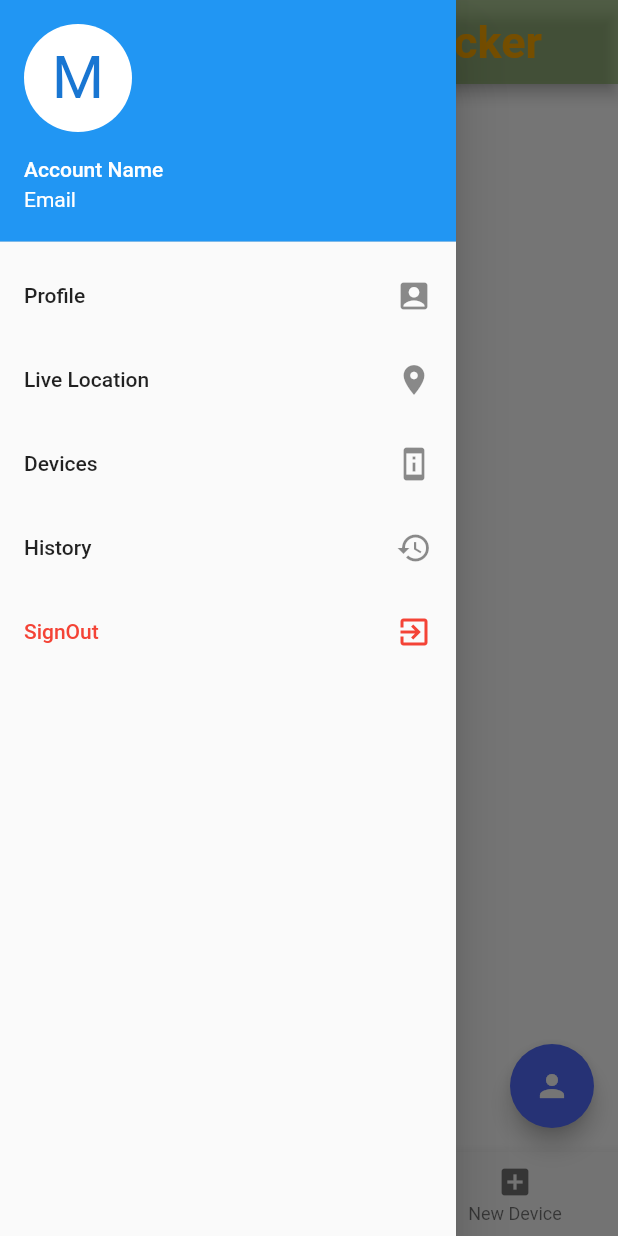
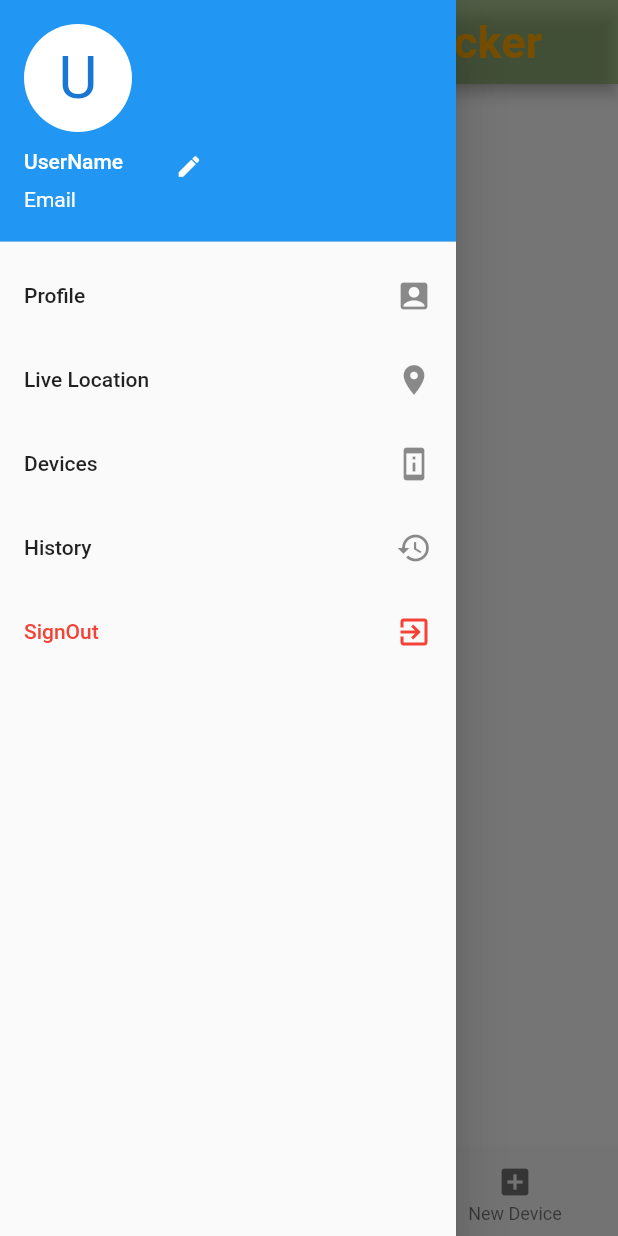
Before and after one commit to mohammad93arnous/PKT, a Flutter app: the UserPof screen opened directly, with the side drawer open, on a phone screen of 412 x 824 dp. Run offline on Flutter 3.47's test engine with Material 2 defaults, Android fonts, the phone set to English and light mode, and no system bars; our stand-ins replace cloud_firestore, email_validator, firebase_auth, firebase_database, flushbar, flutter_speed_dial and 4 more; missing offline and left inert: barcode_scan, flutter_polyline_points, map_view, passwordfield; accounts and stored records are empty.

Commit message:
Adding ChangeUserNameBottom Sheet

```diff
--- a/lib/HomePage.dart
+++ b/lib/HomePage.dart
@@ -251,6 +251,7 @@ height: 200,
                     Navigator.of(context).push(MaterialPageRoute(
                         builder: (BuildContext context) =>
                             UserPof(
+                              uID: userId,
                               accountName: widget.accountName,
                               email: widget.email,
                               deviceName:widget.deviceName,
--- /dev/null
+++ b/lib/models/CustomText.dart
@@ -0,0 +1,24 @@
+import 'package:flutter/material.dart';
+
+class CustomTextStyle {
+  static var textFormFieldRegular = TextStyle(
+      fontSize: 16,
+      fontFamily: "Helvetica",
+      color: Colors.black,
+      fontWeight: FontWeight.w400);
+
+  static var textFormFieldLight =
+  textFormFieldRegular.copyWith(fontWeight: FontWeight.w200);
+
+  static var textFormFieldMedium =
+  textFormFieldRegular.copyWith(fontWeight: FontWeight.w500);
+
+  static var textFormFieldSemiBold =
+  textFormFieldRegular.copyWith(fontWeight: FontWeight.w600);
+
+  static var textFormFieldBold =
+  textFormFieldRegular.copyWith(fontWeight: FontWeight.w700);
+
+  static var textFormFieldBlack =
+  textFormFieldRegular.copyWith(fontWeight: FontWeight.w900);
+}
--- a/lib/userProfile.dart
+++ b/lib/userProfile.dart
@@ -1,3 +1,4 @@
+import 'package:cloud_firestore/cloud_firestore.dart';
 import 'package:firebase_auth/firebase_auth.dart';
 import 'package:flushbar/flushbar.dart';
 import 'package:flutter/cupertino.dart';
@@ -18,63 +19,184 @@ import 'package:flutter/cupertino.dart';
 import 'DeviceInfo.dart';
 import 'flutter_maps/google_map/showMap.dart';
 import 'LinkWithEmail.dart';
+import 'models/CustomText.dart';
 
 
 class UserPof extends StatefulWidget {
-  UserPof( {this.deviceName,this.deviceSerial,this.accountName,this.email});
+  UserPof( {this.uID,this.deviceName,this.deviceSerial,this.accountName,this.email});
   @override
   State<StatefulWidget> createState() => new _UserPofState();
-  final String deviceName;
-  final String deviceSerial;
-  final String accountName;
-  final String email;
+  String uID;
+   String deviceName;
+   String deviceSerial;
+   String accountName;
+   String email;
+
 }
+class _UserPofState extends State<UserPof> {
+   GlobalKey<ScaffoldState> _scaffoldKey = new GlobalKey<ScaffoldState>();
+  String uID;
+  String email='Email';
+  String userName='UserName';
+  bool dataFetched=false;
+  DocumentSnapshot userData;
+  FirebaseUser user;
+   String editedUserName;
 
-class _UserPofState extends State<UserPof> {
-//String accountName2=widget.accountName;
-//String accountEmail="Email";
   @override
   void initState() {
+    setState(() {
+      uID=widget.uID;
+    });
+      getUserInfo();
     super.initState();
   }
 
-//void _userNameLog(){
-//    setState(() {
-//      if(widget.accountName.isNotEmpty){
-//        accountName=widget.accountName;
-//
-//      }
-//    });
-//}
 
-//void _userEmailLog(){
-//  setState(() {
-//    if(widget.email.isNotEmpty){
-//      accountEmail=widget.email;
-//
-//    }
-//  });
-//}
+  getUserInfo()async{
+    userData=await Firestore.instance.collection('UsersAccount').document(uID).get().whenComplete((){
+      setState(() {
+        dataFetched=true;
+      });
+    });
+    setState(() {
+      userName=userData.data['AccountName'];
+      email=userData.data['Email'];
+    });
+  }
+
+showEditUserNameBottomSheet(BuildContext context) {
+  return _scaffoldKey.currentState.showBottomSheet((context) {
+    return Container(
+      height: 400,
+      decoration: BoxDecoration(color: Colors.lightGreen.shade300.withOpacity(0.70), border: Border.all(color: Colors.white54, width: 1), borderRadius: BorderRadius.only(topRight: Radius.circular(16), topLeft: Radius.circular(16))),
+      child: Column(
+        children: <Widget>[
+          Expanded(
+            child: Container(
+              child: Align(
+                  alignment: Alignment.bottomCenter,
+                  child: Icon(
+                    Icons.perm_contact_calendar,
+                    color: Colors.white,
+                    size: 120,
+                  )),
+            ),
+            flex: 5,
+          ),
+          Expanded(
+            child: Container(
+              margin: EdgeInsets.only(left: 16, right: 16),
+              child: Column(
+                children: <Widget>[
+                  Text(
+                    'Change User Name ?',
+                    style: CustomTextStyle.textFormFieldMedium.copyWith(fontSize: 16, color: Colors.white),
+                  ),
+//                  Text(
+//                    'Edit User Name',
+//                    style: CustomTextStyle.textFormFieldMedium.copyWith(fontSize: 16, color: Colors.white),
+//                  ),
+                  SizedBox(
+                    height: 15,
+                  ),
+                  TextFormField(
+                    style: TextStyle(
+                      color: Colors.white,
+                      fontSize: 16,
+                      height: 1,
+                    ),
+                    keyboardType: TextInputType.emailAddress,
+                    textAlign: TextAlign.left,
+                    decoration: InputDecoration(
+                      enabledBorder: OutlineInputBorder(borderSide: BorderSide(color: Colors.white, width: 1.0, style: BorderStyle.solid)),
+                      focusedBorder: OutlineInputBorder(borderSide: BorderSide(color: Colors.white, width: 1.0, style: BorderStyle.solid)),
+                      labelText: 'Edit Your User Name',
+                      labelStyle: TextStyle(color: Colors.amberAccent.shade700),
+                      focusColor: Colors.black,
+                      hoverColor: Colors.black,
+                      isDense: true,
+                    ),
+                    onChanged: (value){
+                      if(value==null){
+                        snackError('Invalid', context);
+                      }else{
+                        setState(() {
+                          editedUserName=value;
+                        });
+                      }
+                    },
+                  ),
+                  SizedBox(
+                    height: 18,
+                  ),
+                  RaisedButton(
+                    onPressed: () async{
+                      await Firestore.instance.collection('UsersAccount').document(uID).updateData({
+                        'AccountName': editedUserName,
+                      });
+                      Navigator.pop(context);
+                      setState(() {
+                        userName= editedUserName;
+                      });
+                    },
+                    padding: EdgeInsets.only(left: 48, right: 48),
+                    child: Text(
+                      "Change",
+                      style: CustomTextStyle.textFormFieldMedium.copyWith(color: Colors.amberAccent.shade700),
+                    ),
+                    color: Colors.white,
+                    shape: RoundedRectangleBorder(borderRadius: BorderRadius.all(Radius.circular(24))),
+                  )
+                ],
+              ),
+            ),
+            flex: 5,
+          )
+        ],
+      ),
+    );
+  }, shape: RoundedRectangleBorder(
+      borderRadius: BorderRadius.only(
+          topLeft: Radius.circular(16),
+          topRight: Radius.circular(16))),
+      backgroundColor: Colors.black,
+      elevation: 2);
+}
 
   @override
   Widget build(BuildContext context) {
     return Scaffold(
-
-
+      key: _scaffoldKey,
       // Key For calling Scaffold to show SnackBar
       drawer: Drawer(
         child: ListView(
           children: <Widget>[
             UserAccountsDrawerHeader(
-              accountName: Text("Account Name"),
-              accountEmail: Text("Email"),
+              accountName: Padding(
+                padding: const EdgeInsets.only(top: 25),
+                child: Row(
+                  children: <Widget>[
+                    Text(userName),
+                    SizedBox(width: 20,),
+                    IconButton(
+                      icon: Icon(Icons.edit,color: Colors.white,size: 18,),
+                      onPressed: (){
+                        Navigator.pop(context);
+                        showEditUserNameBottomSheet(context);
+                      },
+                    )
+                  ],
+                ),
+              ),
+              accountEmail: Text(email),
               currentAccountPicture: CircleAvatar(
                 backgroundColor:
                 Theme.of(context).platform == TargetPlatform.iOS
                     ? Colors.blue
                     : Colors.white,
                 child: Text(
-                  "M",
+                  '${userName[0]}',
                   style: TextStyle(fontSize: 40.0),
                 ),
               ),
@@ -128,14 +250,13 @@ class _UserPofState extends State<UserPof> {
           color: Colors.amberAccent.shade700),
     ),
     centerTitle: true,
-
     backgroundColor: Colors.lightGreen.shade700.withOpacity(0.50),
       ),
-      floatingActionButton: FloatingActionButton(
-        backgroundColor: Colors.indigoAccent,
-        child: Icon(Icons.person),
-        onPressed: () => debugPrint("Add A Kid"),
-      ),
+//      floatingActionButton: FloatingActionButton(
+//        backgroundColor: Colors.indigoAccent,
+//        child: Icon(Icons.person),
+//        onPressed: () => debugPrint("Add A Kid"),
+//      ),
       bottomNavigationBar: BottomNavigationBar(items: [
         BottomNavigationBarItem(
             icon: Icon(Icons.account_box), title: Text("Account")),
--- a/pubspec.yaml
+++ b/pubspec.yaml
@@ -14,7 +14,7 @@ description: A new Flutter project.
 version: 1.0.0+1
 
 environment:
-  sdk: ">=2.1.0 <3.0.0"
+  sdk: ">=2.2.0 <3.0.0"
 
 dependencies:
   flutter:
```
